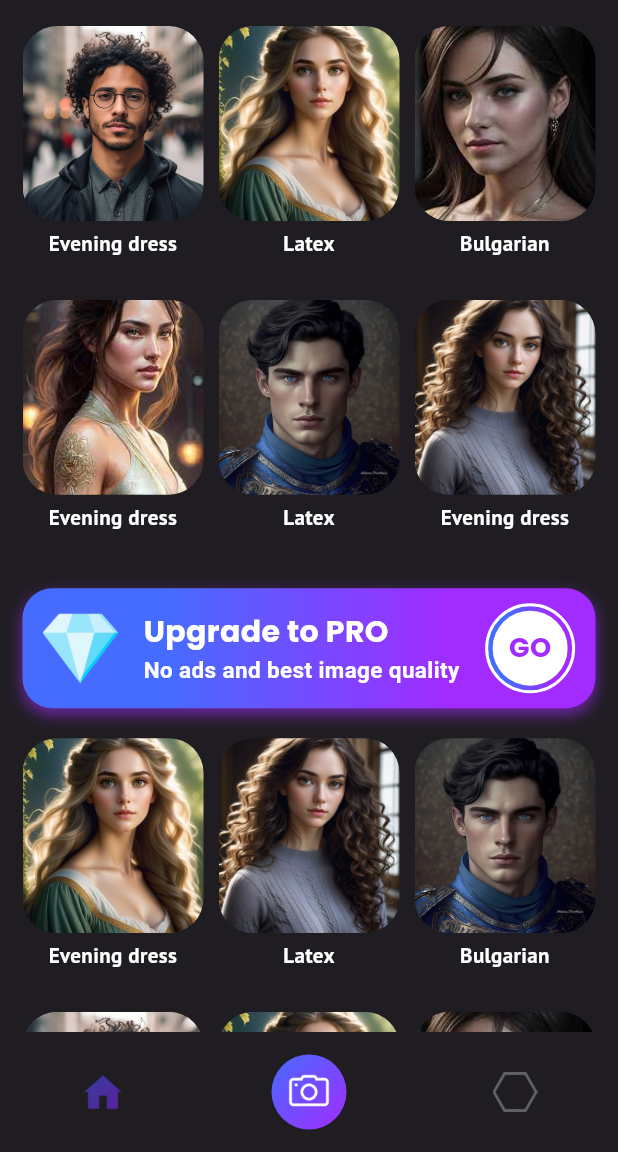
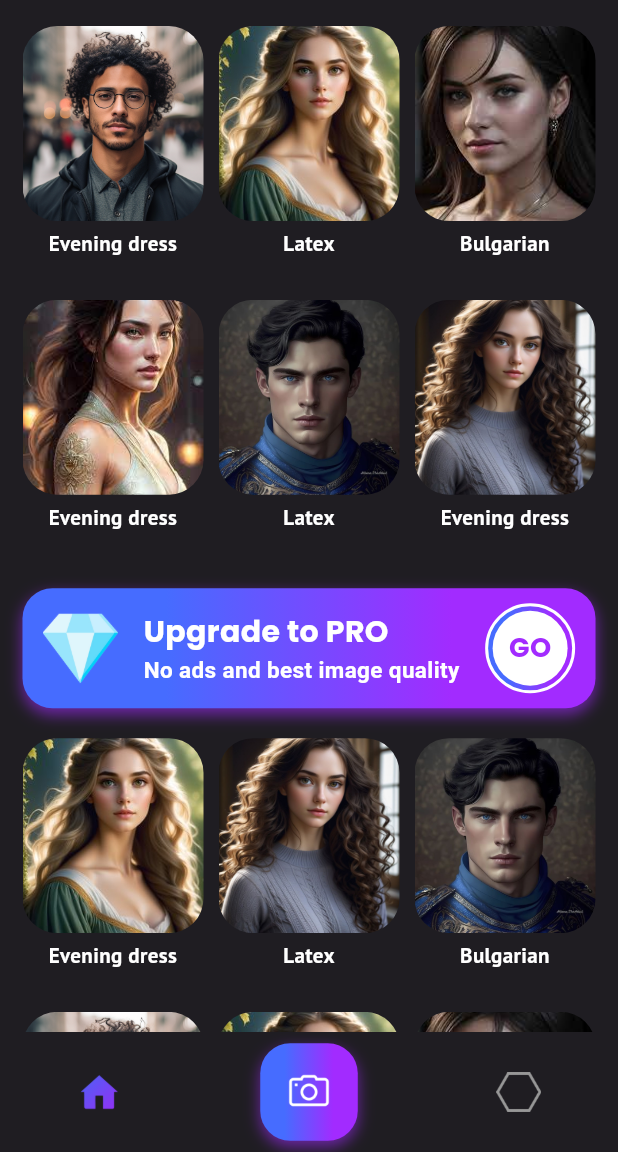
Before and after one commit to premnadhbr/AppDashboardTest, a Flutter app: the screen it shows after launch, scrolled down 576 dp, on a phone screen of 412 x 824 dp, the part 84-1236 px from its top. Run offline on Flutter 3.47's test engine with Material 3 defaults, Android fonts, the phone set to English and light mode, and no system bars; our stand-ins replace carousel_slider, google_fonts.

Commit message:
bottom nav done

```diff
--- a/lib/app/view/home/home.dart
+++ b/lib/app/view/home/home.dart
@@ -128,7 +128,8 @@ class _HomeState extends State<Home> {
                     },
                     child: Image.asset(
                       imagePaths[0],
-                      color: selectedIndex == 2 ? Colors.white : Colors.grey,
+                      color:
+                          selectedIndex == 2 ? Colors.white : Colors.grey[100],
                       height: 30,
                       width: 30,
                     ),
@@ -137,20 +138,25 @@ class _HomeState extends State<Home> {
               ),
             ),
             GestureDetector(
-              onTap: () => _onItemTapped(1), // Center button index
+              onTap: () => _onItemTapped(1),
               child: Container(
-                height: 50,
-                width: 50,
-                decoration: const BoxDecoration(
-                  shape: BoxShape.circle,
-                  gradient: LinearGradient(
-                    colors: [
-                      Color(0xff466cff),
-                      Color(0xffa22bff)
-                    ], // Constant gradient
-                    begin: Alignment.topLeft,
-                    end: Alignment.bottomRight,
+                height: 65,
+                width: 65,
+                decoration: BoxDecoration(
+                  borderRadius: BorderRadius.circular(20),
+                  gradient: const LinearGradient(
+                    colors: [Color(0xff466cff), Color(0xffa22bff)],
+                    stops: [0.25, 0.75],
+                    begin: Alignment.centerLeft,
+                    end: Alignment.centerRight,
                   ),
+                  boxShadow: [
+                    BoxShadow(
+                      color: const Color(0xffa22bff).withOpacity(0.6),
+                      blurRadius: 8,
+                      offset: const Offset(0, 4),
+                    ),
+                  ],
                 ),
                 child: Center(
                   child: Image.asset(
@@ -185,7 +191,8 @@ class _HomeState extends State<Home> {
                     },
                     child: Image.asset(
                       imagePaths[2],
-                      color: selectedIndex == 2 ? Colors.white : Colors.grey,
+                      color:
+                          selectedIndex == 2 ? Colors.white : Colors.grey[100],
                       height: 30,
                       width: 30,
                     ),
```
Also changed, not shown: lib/main.dart (+0 -65 lines).
